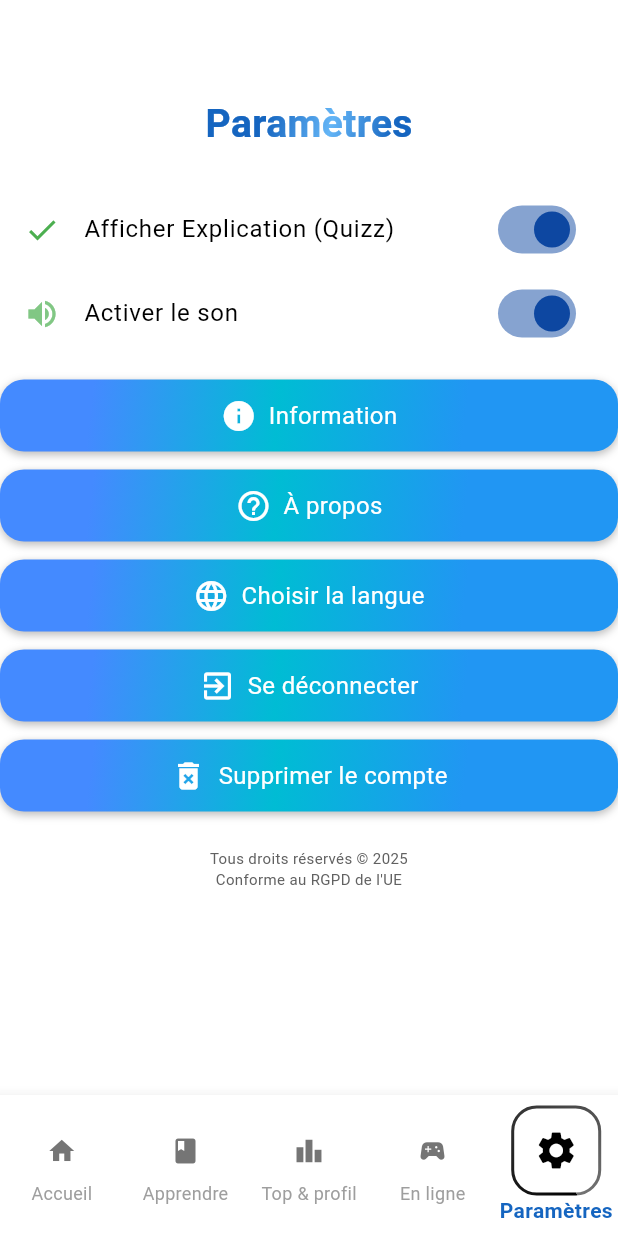
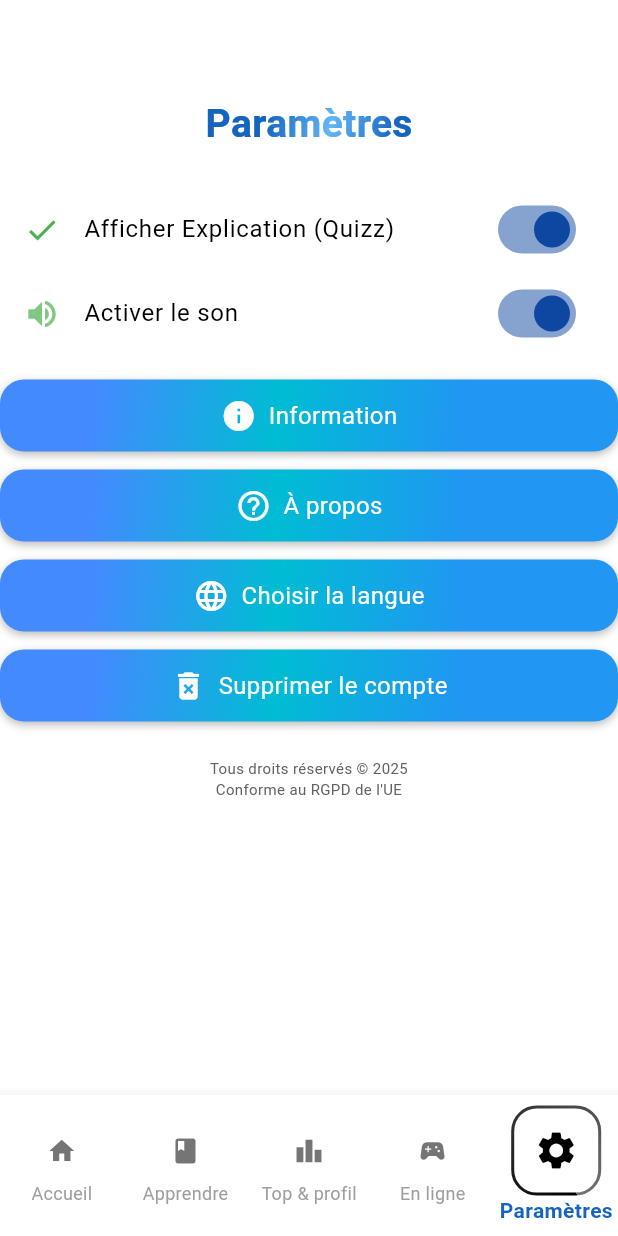
Before and after one commit to usasin/quiz_commercial2024, a Flutter app: the SettingsScreen screen opened by its route, on a phone screen of 412 x 824 dp. Run offline on Flutter 3.47's test engine with Material 3 defaults, Android fonts, the phone set to English and light mode, and no system bars; our stand-ins replace audioplayers, auto_size_text, cached_network_image, cloud_firestore, easy_localization, firebase_auth and 18 more; missing offline and left inert: flutter_sound; accounts and stored records are empty; network calls fail.

Commit message:
Update settings_screen.dart

```diff
--- a/lib/screens/settings_screen.dart
+++ b/lib/screens/settings_screen.dart
@@ -243,24 +243,8 @@ class _SettingsScreenState extends State<SettingsScreen> {
                   ),
 
 
-                  const SizedBox(height: 12),
-                  AnimatedGradientButton(
-                    onTap: () async {
-                      await FirebaseAuth.instance.signOut();
-                      Navigator.of(context).pushReplacementNamed('/login');
-                    },
-                    child: Row(
-                      mainAxisAlignment: MainAxisAlignment.center,
-                      children: [
-                        const Icon(Icons.exit_to_app, color: Colors.white),
-                        const SizedBox(width: 8),
-                        Text(
-                          "Se déconnecter".tr(),
-                          style: const TextStyle(color: Colors.white, fontSize: 16),
-                        ),
-                      ],
-                    ),
-                  ),
+
+
 
                   const SizedBox(height: 12),
                   AnimatedGradientButton(
```
